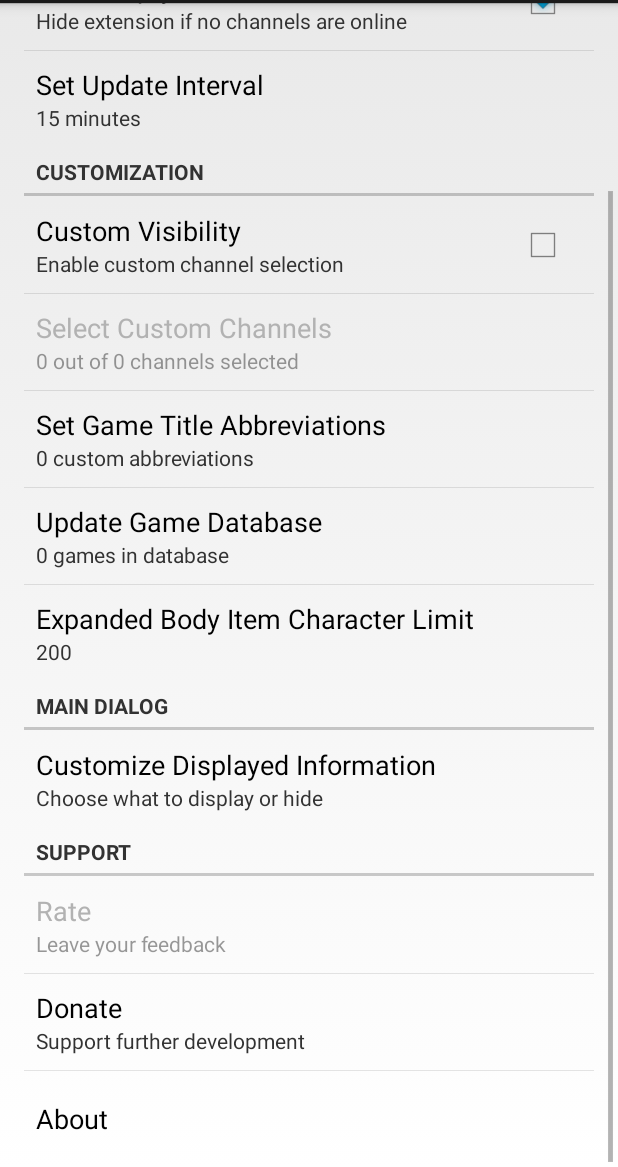
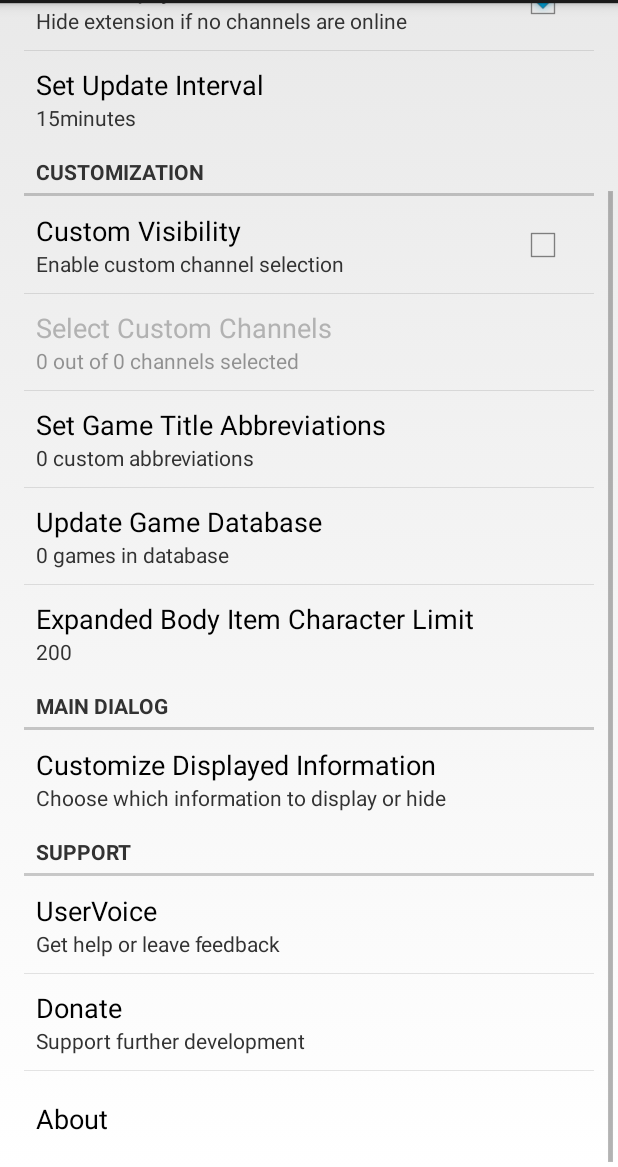
Before and after one commit to myacxy/DxT, an Android app: the TwitchSettingsActivity screen opened directly, with no data from a screen before it, scrolled down 542 dp, on a phone screen of 412 x 824 dp, the part 69-1236 px from its top. Run offline under Robolectric (Android 15) with nearby library versions, the phone set to English and light mode, and no system bars; libraries missing offline, so code that uses them is left out: com.google.android.apps, com.uservoice.uservoicesdk; 4 statements that could not run were skipped.

Commit message:
UserVoice integration

```diff
--- a/app/build.gradle
+++ b/app/build.gradle
@@ -34,7 +34,12 @@ android {
     }
 }
 
+repositories {
+    jcenter()
+}
+
 dependencies {
     compile fileTree(dir: 'libs', include: ['*.jar'])
     compile 'com.google.android.apps.dashclock:dashclock-api:+'
+    compile 'com.uservoice:uservoice-android-sdk:+'
 }
--- a/app/src/main/java/net/myacxy/dashclock/twitch/TwitchSettingsActivity.java
+++ b/app/src/main/java/net/myacxy/dashclock/twitch/TwitchSettingsActivity.java
@@ -33,6 +33,9 @@ import android.preference.MultiSelectListPreference;
 import android.preference.Preference;
 import android.preference.PreferenceManager;
 
+import com.uservoice.uservoicesdk.Config;
+import com.uservoice.uservoicesdk.UserVoice;
+
 import net.myacxy.dashclock.twitch.database.TwitchDbHelper;
 import net.myacxy.dashclock.twitch.io.AsyncTaskListener;
 import net.myacxy.dashclock.twitch.io.TtggManager;
@@ -41,13 +44,13 @@ import net.myacxy.dashclock.twitch.ui.CharLimiterDialog;
 import net.myacxy.dashclock.twitch.ui.FollowingSelectionDialog;
 import net.myacxy.dashclock.twitch.ui.IntervalDialog;
 import net.myacxy.dashclock.twitch.ui.UserNameDialog;
+import net.myacxy.dashclock.twitch.ui.UserVoiceDialog;
 
+import java.util.HashMap;
 import java.util.HashSet;
+import java.util.Map;
 import java.util.Set;
 
-/**
- * Source=DashClock Example Extension Settings
- */
 public class TwitchSettingsActivity extends BaseSettingsActivity
 {
     protected SharedPreferences mSharedPreferences;
@@ -61,12 +64,23 @@ public class TwitchSettingsActivity extends BaseSettingsActivity
     protected CharLimiterDialog charLimiterPreference;
     protected CheckBoxPreference customVisibilityPreference;
     protected MultiSelectListPreference itemCustomizationPrererence;
+    protected UserVoiceDialog userVoicePreference;
+
+    private Config mConfig;
 
     @Override
     protected void onCreate(Bundle savedInstanceState) {
         super.onCreate(savedInstanceState);
         getActionBar().setIcon(R.drawable.twitch_purple);
         mSharedPreferences = PreferenceManager.getDefaultSharedPreferences(this);
+
+        // UserVoice
+        mConfig = new Config("myacxy.uservoice.com");
+        Map<String, String> customFields = new HashMap<>();
+        customFields.put("Type", "DashClock Twitch");
+        mConfig.setCustomFields(customFields);
+        mConfig.setForumId(272219);
+        UserVoice.init(mConfig, TwitchSettingsActivity.this);
     }
 
     @Override
@@ -85,6 +99,7 @@ public class TwitchSettingsActivity extends BaseSettingsActivity
         updateGameDbPreference = findPreference("pref_game_db_update");
         itemCustomizationPrererence = (MultiSelectListPreference)
                 findPreference("pref_main_list_item_customization");
+        userVoicePreference = (UserVoiceDialog) findPreference("pref_user_voice");
 
         bindIntervalPreference();
         bindCharLimiterPreference();
@@ -158,6 +173,30 @@ public class TwitchSettingsActivity extends BaseSettingsActivity
                 return true;
             }
         });
+
+        userVoicePreference.setListener(new UserVoiceDialog.DialogItemClickedListener() {
+            @Override
+            public void itemClicked(int position) {
+                switch (position) {
+                    // Help Center
+                    case 0:
+                        UserVoice.launchUserVoice(TwitchSettingsActivity.this);
+                        break;
+                    // Feedback Forum
+                    case 1:
+                        UserVoice.launchForum(TwitchSettingsActivity.this);
+                        break;
+                    // Contact Form
+                    case 2:
+                        UserVoice.launchContactUs(TwitchSettingsActivity.this);
+                        break;
+                    // Post Idea Form
+                    case 3:
+                        UserVoice.launchPostIdea(TwitchSettingsActivity.this);
+                        break;
+                }
+            }
+        });
     } // onPostCreate
 
     private void bindIntervalPreference() {
@@ -165,7 +204,8 @@ public class TwitchSettingsActivity extends BaseSettingsActivity
         intervalPreference.setOnPreferenceChangeListener(new Preference.OnPreferenceChangeListener() {
             @Override
             public boolean onPreferenceChange(Preference preference, Object newValue) {
-                preference.setSummary(newValue + " minutes");
+                String summary = newValue + getString(R.string.dialog_interval_minutes);
+                preference.setSummary(summary);
                 return true;
             }
         });
@@ -179,12 +219,15 @@ public class TwitchSettingsActivity extends BaseSettingsActivity
         followingSelectionPreference.setOnPreferenceChangeListener(new Preference.OnPreferenceChangeListener() {
             @Override
             public boolean onPreferenceChange(Preference preference, Object newValue) {
+
                 Set<String> allChannels = mSharedPreferences.getStringSet(
                         TwitchExtension.PREF_ALL_FOLLOWED_CHANNELS, new HashSet<String>());
                 int totalCount = allChannels.size();
                 Set<String> selectedChannels = (Set<String>) newValue;
                 int selectedCount = selectedChannels.size();
-                String summary = String.format("%d out of %d channels selected", selectedCount, totalCount);
+                String summary = getResources()
+                        .getQuantityString(R.plurals.pref_following_selection_summary,
+                                totalCount, selectedCount, totalCount);
                 preference.setSummary(summary);
                 return true;
             }
@@ -250,9 +293,12 @@ public class TwitchSettingsActivity extends BaseSettingsActivity
         abbreviationPreference.setOnPreferenceChangeListener(new Preference.OnPreferenceChangeListener() {
             @Override
             public boolean onPreferenceChange(Preference preference, Object newValue) {
-                preference.setSummary(newValue + " custom abbreviations");
+                int count = (int) newValue;
+                String summary = getResources()
+                        .getQuantityString(R.plurals.pref_abbr_summary, count, count);
+                preference.setSummary(summary);
                 mSharedPreferences.edit()
-                        .putInt(TwitchExtension.PREF_ABBR_COUNT, (int) newValue)
+                        .putInt(TwitchExtension.PREF_ABBR_COUNT, count)
                         .apply();
                 new TwitchDbHelper(getApplicationContext()).updatePublishedData();
                 return true;
@@ -269,10 +315,13 @@ public class TwitchSettingsActivity extends BaseSettingsActivity
         updateGameDbPreference.setOnPreferenceChangeListener(new Preference.OnPreferenceChangeListener() {
             @Override
             public boolean onPreferenceChange(Preference preference, Object newValue) {
+                int count = (int) newValue;
+                String summary = getResources()
+                        .getQuantityString(R.plurals.pref_game_db_update_summary, count, count);
                 mSharedPreferences.edit()
-                        .putInt(TwitchExtension.PREF_GAMES_COUNT, (int) newValue)
+                        .putInt(TwitchExtension.PREF_GAMES_COUNT, count)
                         .apply();
-                preference.setSummary(newValue + " games in database");
+                preference.setSummary(summary);
                 return true;
             }
         });
--- a/app/src/main/java/net/myacxy/dashclock/twitch/database/TwitchDbHelper.java
+++ b/app/src/main/java/net/myacxy/dashclock/twitch/database/TwitchDbHelper.java
@@ -32,6 +32,7 @@ import android.database.sqlite.SQLiteDatabase;
 import android.database.sqlite.SQLiteOpenHelper;
 import android.preference.PreferenceManager;
 
+import net.myacxy.dashclock.twitch.R;
 import net.myacxy.dashclock.twitch.TwitchExtension;
 import net.myacxy.dashclock.twitch.models.TwitchChannel;
 import net.myacxy.dashclock.twitch.models.TwitchGame;
@@ -284,7 +285,8 @@ public class TwitchDbHelper extends SQLiteOpenHelper
         // initialize published data
         int onlineCount = expandedBody.size();
         String status = String.format("%d Live", onlineCount);
-        String expandedTitle = String.format("%s Channel%s", status, onlineCount != 1 ? "s" : "");
+        String expandedTitle = mContext.getResources()
+                .getQuantityString(R.plurals.extension_expanded_title, onlineCount, onlineCount);
 
         // save data to preferences
         editor.putInt(TwitchExtension.PREF_ONLINE_COUNT, onlineCount);
--- a/app/src/main/java/net/myacxy/dashclock/twitch/ui/AboutDialog.java
+++ b/app/src/main/java/net/myacxy/dashclock/twitch/ui/AboutDialog.java
@@ -69,7 +69,7 @@ public class AboutDialog extends Preference
         String version = packageInfo.versionName;
         String title = getContext().getResources().getString(R.string.app_name) + " " + version;
 
-        String body = getContext().getResources().getString(R.string.about_body);
+        String body = getContext().getResources().getString(R.string.pref_about_body);
         TextView textView = (TextView) View.inflate(getContext(), R.layout.dialog_about, null);
         textView.setText(Html.fromHtml(body));
 
--- a/app/src/main/res/layout/main.xml
+++ b/app/src/main/res/layout/main.xml
@@ -47,6 +47,6 @@
         android:layout_margin="0dp"
         android:padding="0dp"
         android:background="?android:attr/selectableItemBackground"
-        android:text="@string/dismiss"/>
+        android:text="@string/dialog_dismiss"/>
 
 </LinearLayout>
--- a/app/src/main/res/values/arrays.xml
+++ b/app/src/main/res/values/arrays.xml
@@ -7,12 +7,12 @@
         <item>@string/main_list_item_followers</item>
         <item>@string/main_list_item_updated</item>
     </string-array>
-    <string-array name="pref_main_list_item_values">
-        <item></item>
-        <item></item>
-        <item></item>
-        <item></item>
-        <item></item>
+
+    <string-array name="empty_array" />
+    <string-array name="pref_feedback_entries">
+        <item>@string/pref_user_voice_help_center</item>
+        <item>@string/pref_user_voice_feedback_forum</item>
+        <item>@string/pref_user_voice_contact_form</item>
+        <item>@string/pref_user_voice_post_idea_form</item>
     </string-array>
-    <string-array name="empty_array" />
 </resources>
--- a/app/src/main/res/values/strings.xml
+++ b/app/src/main/res/values/strings.xml
@@ -3,29 +3,29 @@
     <!--General-->
     <string name="app_name">DashClock Twitch</string>
     <string name="extension_description">Displays information about Twitch.tv live streams that you follow.</string>
+    <string name="action_settings">Settings</string>
+    <string name="dialog_dismiss">Dismiss</string>
     <string name="settings_title">DashClock Twitch Settings</string>
-    <string name="action_settings">Settings</string>
     <string name="pref_ringtone_silent">Silent</string>
-    <string name="pref_hide_empty_title">Hide Empty Extension</string>
-    <string name="pref_hide_empty_summary">Hide extension if no channels are online</string>
+
+    <!--Extension-->
+    <plurals name="extension_expanded_title">
+        <item quantity="one">%d Live Channel</item>
+        <item quantity="other">%d Live Channels</item>
+    </plurals>
 
     <!--Main Dialog-->
-    <string name="dismiss">Dismiss</string>
-    <string name="dialog_main_toggle_offline">Toggle Offline</string>
     <string name="dialog_main_update">Update</string>
-    <string name="dialog_header_online">Online</string>
-    <string name="dialog_header_offline">Offline</string>
-    <string name="pref_dialog_hide_neutral_title">Hide Neutral Button</string>
-    <string name="pref_dialog_hide_neutral_summary">Hide the \'Toggle Offline\' button</string>
     <string name="main_list_item_game">Game</string>
     <string name="main_list_item_status">Status</string>
     <string name="main_list_item_viewers">Viewers</string>
     <string name="main_list_item_followers">Followers</string>
     <string name="main_list_item_updated">Updated</string>
+    <string name="action_update">Update</string>
 
     <!--Main List Customization-->
     <string name="pref_main_list_item_customization_title">Customize Displayed Information</string>
-    <string name="pref_main_list_item_customization_summary">Choose what to display or hide</string>
+    <string name="pref_main_list_item_customization_summary">Choose which information to display or hide</string>
     <string name="pref_main_list_item_customization_dialog_title">Customize Display</string>
 
     <!--Preference Categories-->
@@ -33,6 +33,33 @@
     <string name="pref_category_support">Support</string>
     <string name="pref_category_dialog">Main Dialog</string>
     <string name="pref_category_general">General</string>
+
+    <!--Hide-->
+    <string name="pref_hide_empty_title">Hide Empty Extension</string>
+    <string name="pref_hide_empty_summary">Hide extension if no channels are online</string>
+
+    <!--Game Database-->
+    <string name="pref_game_db_update_title">Update Game Database</string>
+    <plurals name="pref_game_db_update_summary">
+        <item quantity="one">%d game in database</item>
+        <item quantity="other">%d games in database</item>
+    </plurals>
+    <string name="pref_char_limiter_preview">Preview</string>
+
+    <!--Abbreviation Dialog-->
+    <string name="pref_abbr_title">Set Game Title Abbreviations</string>
+    <string name="dialog_abbr_title">Abbreviations</string>
+    <string name="dialog_abbr_delete">Delete</string>
+    <string name="dialog_abbr_add">Add</string>
+    <string name="dialog_abbr_add_title">Add Abbreviation</string>
+    <string name="dialog_abbr_add_hint_game">Game</string>
+    <string name="dialog_abbr_add_hint_game_missing">Insert Game</string>
+    <string name="dialog_abbr_add_hint_abbr">Abbreviation</string>
+    <string name="dialog_abbr_add_hint_abbr_missing">Insert Abbreviation</string>
+    <plurals name="pref_abbr_summary">
+        <item quantity="one">%d custom abbreviation</item>
+        <item quantity="other">%d custom abbreviations</item>
+    </plurals>
 
     <!--Preferences-->
     <string name="pref_user_name_title">Set User Name</string>
@@ -46,15 +73,32 @@
     <string name="pref_following_selection_title">Select Custom Channels</string>
     <string name="pref_following_selection_progress_title">Fetching data...</string>
     <string name="pref_following_selection_progress_fail">Could not fetch data.</string>
+    <plurals name="pref_following_selection_summary">
+        <item quantity="one">%1$d out of %2$d channel selected</item>
+        <item quantity="other">%1$d out of %2$d channels selected</item>
+    </plurals>
 
     <!--Interval-->
     <string name="pref_update_interval_title">Set Update Interval</string>
     <string name="pref_update_interval_summary">Choose an interval in minutes</string>
     <string name="dialog_update_interval_title">Pick an interval</string>
+    <string name="dialog_interval_minutes">minutes</string>
+
+    <!--UserVoice-->
+    <string name="pref_user_voice_title">UserVoice</string>
+    <string name="pref_user_voice_summary">Get help or leave feedback</string>
+    <string name="pref_user_voice_help_center">Help Center</string>
+    <string name="pref_user_voice_feedback_forum">Feedback Forum</string>
+    <string name="pref_user_voice_contact_form">Contact Form</string>
+    <string name="pref_user_voice_post_idea_form">Post Idea Form</string>
+
+    <!--Donate-->
+    <string name="pref_donate_title">Donate</string>
+    <string name="pref_donate_summary">Support further development</string>
 
     <!--About-->
     <string name="pref_about_title">About</string>
-    <string name="about_body" translatable="false">
+    <string name="pref_about_body" translatable="false">
         <![CDATA[
         Copyright © 2014, Johannes Hoffmann<br>
         All rights reserved.<br>
@@ -63,34 +107,4 @@
         Source Code available on GitHub.]]>
     </string>
 
-    <!--Abbreviation Dialog-->
-    <string name="pref_abbr_title">Set Game Title Abbreviations</string>
-
-    <!--Donate-->
-    <string name="pref_donate_title">Donate</string>
-    <string name="pref_donate_summary">Support further development</string>
-    <!--Rate-->
-    <string name="pref_rate_title">Rate</string>
-    <string name="pref_rate_summary">Leave your feedback</string>
-
-    <string name="dialog_abbr_title">Abbreviations</string>
-    <string name="dialog_abbr_delete">Delete</string>
-    <string name="dialog_abbr_add">Add</string>
-    <string name="dialog_abbr_add_title">Add Abbreviation</string>
-    <string name="dialog_abbr_add_hint_game">Game</string>
-    <string name="dialog_abbr_add_hint_game_missing">Insert Game</string>
-    <string name="dialog_abbr_add_hint_abbr">Abbreviation</string>
-    <string name="dialog_abbr_add_hint_abbr_missing">Insert Abbreviation</string>
-
-    <string name="pref_game_db_update">Update Game Database</string>
-
-    <string name="action_update">Update</string>
-    <string name="action_show_offline">Show Offline</string>
-    <string name="action_show_updated">Show Last Update</string>
-    <string name="action_show_followers">Show Followers</string>
-    <string name="action_show_viewers">Show Viewers</string>
-    <string name="action_show_status">Show Status</string>
-    <string name="action_show_game">Show Game</string>
-    <string name="dialog_interval_minutes">minutes</string>
-    <string name="pref_char_limiter_preview">Preview</string>
 </resources>
--- a/app/src/main/res/xml/pref_twitch.xml
+++ b/app/src/main/res/xml/pref_twitch.xml
@@ -47,7 +47,7 @@
 
         <!--Game Database Update-->
         <Preference
-            android:title="@string/pref_game_db_update"
+            android:title="@string/pref_game_db_update_title"
             android:key="pref_game_db_update"/>
 
         <!--Char Limiter-->
@@ -68,11 +68,11 @@
     <!--Support-->
     <PreferenceCategory android:title="@string/pref_category_support">
         <!--Rate-->
-        <Preference
-            android:key="pref_rate"
-            android:title="@string/pref_rate_title"
-            android:summary="@string/pref_rate_summary"
-            android:enabled="false"/>
+        <net.myacxy.dashclock.twitch.ui.UserVoiceDialog
+            android:key="pref_user_voice"
+            android:title="@string/pref_user_voice_title"
+            android:summary="@string/pref_user_voice_summary"
+            />
 
         <!--Donate-->
         <Preference
```
Also changed, not shown: app/src/main/java/net/myacxy/dashclock/twitch/ui/UserVoiceDialog.java (added, +72 -0 lines), app/src/main/res/layout/dialog_user_voice.xml (added, +14 -0 lines), 2 other files.
